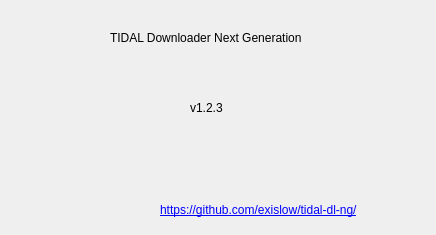
The window that tidal_dl_ng/ui/dialog_version.ui (exislow/tidal-dl-ng) describes before a commit, drawn with Qt 5.
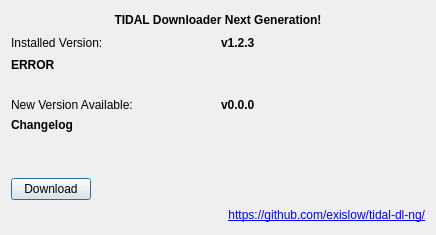
The same window after the commit.

Commit message: ✨ Updates will be automatically checked on startup and can also be checked manually. Version dialog is used to display update information. Fixes #76

```diff
--- a/tidal_dl_ng/ui/dialog_version.ui
+++ b/tidal_dl_ng/ui/dialog_version.ui
@@ -10,51 +10,217 @@
     <height>235</height>
    </rect>
   </property>
+  <property name="sizePolicy">
+   <sizepolicy hsizetype="Preferred" vsizetype="Expanding">
+    <horstretch>0</horstretch>
+    <verstretch>0</verstretch>
+   </sizepolicy>
+  </property>
+  <property name="maximumSize">
+   <size>
+    <width>436</width>
+    <height>235</height>
+   </size>
+  </property>
   <property name="windowTitle">
    <string>Version</string>
   </property>
-  <widget class="QLabel" name="l_version">
-   <property name="geometry">
-    <rect>
-     <x>190</x>
-     <y>100</y>
-     <width>61</width>
-     <height>16</height>
-    </rect>
-   </property>
-   <property name="text">
-    <string>v1.2.3</string>
-   </property>
-  </widget>
-  <widget class="QLabel" name="l_url_github">
-   <property name="geometry">
-    <rect>
-     <x>160</x>
-     <y>200</y>
-     <width>251</width>
-     <height>20</height>
-    </rect>
-   </property>
-   <property name="text">
-    <string>&lt;a href=&quot;https://github.com/exislow/tidal-dl-ng/&quot;&gt;https://github.com/exislow/tidal-dl-ng/&lt;/a&gt;</string>
-   </property>
-   <property name="openExternalLinks">
-    <bool>true</bool>
-   </property>
-  </widget>
-  <widget class="QLabel" name="l_name_app">
-   <property name="geometry">
-    <rect>
-     <x>110</x>
-     <y>30</y>
-     <width>231</width>
-     <height>16</height>
-    </rect>
-   </property>
-   <property name="text">
-    <string>TIDAL Downloader Next Generation</string>
-   </property>
-  </widget>
+  <layout class="QVBoxLayout" name="verticalLayout">
+   <item>
+    <widget class="QLabel" name="l_name_app">
+     <property name="sizePolicy">
+      <sizepolicy hsizetype="Preferred" vsizetype="Preferred">
+       <horstretch>0</horstretch>
+       <verstretch>0</verstretch>
+      </sizepolicy>
+     </property>
+     <property name="font">
+      <font>
+       <bold>true</bold>
+      </font>
+     </property>
+     <property name="text">
+      <string>TIDAL Downloader Next Generation!</string>
+     </property>
+     <property name="alignment">
+      <set>Qt::AlignCenter</set>
+     </property>
+     <property name="textInteractionFlags">
+      <set>Qt::LinksAccessibleByMouse|Qt::TextSelectableByMouse</set>
+     </property>
+    </widget>
+   </item>
+   <item>
+    <layout class="QVBoxLayout" name="lv_version">
+     <item>
+      <layout class="QHBoxLayout" name="lh_version">
+       <item>
+        <widget class="QLabel" name="l_h_version">
+         <property name="text">
+          <string>Installed Version:</string>
+         </property>
+         <property name="textInteractionFlags">
+          <set>Qt::LinksAccessibleByMouse|Qt::TextSelectableByMouse</set>
+         </property>
+        </widget>
+       </item>
+       <item>
+        <widget class="QLabel" name="l_version">
+         <property name="font">
+          <font>
+           <bold>true</bold>
+          </font>
+         </property>
+         <property name="text">
+          <string>v1.2.3</string>
+         </property>
+         <property name="textInteractionFlags">
+          <set>Qt::LinksAccessibleByMouse|Qt::TextSelectableByMouse</set>
+         </property>
+        </widget>
+       </item>
+      </layout>
+     </item>
+    </layout>
+   </item>
+   <item>
+    <layout class="QVBoxLayout" name="lv_update">
+     <item>
+      <widget class="QLabel" name="l_error">
+       <property name="font">
+        <font>
+         <bold>true</bold>
+        </font>
+       </property>
+       <property name="text">
+        <string>ERROR</string>
+       </property>
+       <property name="textInteractionFlags">
+        <set>Qt::LinksAccessibleByMouse|Qt::TextSelectableByMouse</set>
+       </property>
+      </widget>
+     </item>
+     <item>
+      <widget class="QLabel" name="l_error_details">
+       <property name="font">
+        <font>
+         <bold>true</bold>
+        </font>
+       </property>
+       <property name="text">
+        <string>&lt;ERROR&gt;</string>
+       </property>
+       <property name="alignment">
+        <set>Qt::AlignCenter</set>
+       </property>
+       <property name="textInteractionFlags">
+        <set>Qt::LinksAccessibleByMouse|Qt::TextSelectableByMouse</set>
+       </property>
+      </widget>
+     </item>
+     <item>
+      <layout class="QHBoxLayout" name="lh_update_version">
+       <item>
+        <widget class="QLabel" name="l_h_version_new">
+         <property name="text">
+          <string>New Version Available:</string>
+         </property>
+         <property name="textInteractionFlags">
+          <set>Qt::LinksAccessibleByMouse|Qt::TextSelectableByMouse</set>
+         </property>
+        </widget>
+       </item>
+       <item>
+        <widget class="QLabel" name="l_version_new">
+         <property name="font">
+          <font>
+           <bold>true</bold>
+          </font>
+         </property>
+         <property name="text">
+          <string>v0.0.0</string>
+         </property>
+         <property name="textInteractionFlags">
+          <set>Qt::LinksAccessibleByMouse|Qt::TextSelectableByMouse</set>
+         </property>
+        </widget>
+       </item>
+      </layout>
+     </item>
+     <item>
+      <widget class="QLabel" name="l_changelog">
+       <property name="font">
+        <font>
+         <bold>true</bold>
+        </font>
+       </property>
+       <property name="text">
+        <string>Changelog</string>
+       </property>
+       <property name="textInteractionFlags">
+        <set>Qt::LinksAccessibleByMouse|Qt::TextSelectableByMouse</set>
+       </property>
+      </widget>
+     </item>
+     <item>
+      <widget class="QLabel" name="l_changelog_details">
+       <property name="text">
+        <string>&lt;CHANGELOG&gt;</string>
+       </property>
+       <property name="textInteractionFlags">
+        <set>Qt::LinksAccessibleByMouse|Qt::TextSelectableByMouse</set>
+       </property>
+      </widget>
+     </item>
+     <item>
+      <layout class="QHBoxLayout" name="lv_download">
+       <property name="topMargin">
+        <number>20</number>
+       </property>
+       <item>
+        <widget class="QPushButton" name="pb_download">
+         <property name="text">
+          <string>Download</string>
+         </property>
+         <property name="flat">
+          <bool>false</bool>
+         </property>
+        </widget>
+       </item>
+       <item>
+        <spacer name="sh_download">
+         <property name="orientation">
+          <enum>Qt::Horizontal</enum>
+         </property>
+         <property name="sizeHint" stdset="0">
+          <size>
+           <width>40</width>
+           <height>20</height>
+          </size>
+         </property>
+        </spacer>
+       </item>
+      </layout>
+     </item>
+    </layout>
+   </item>
+   <item>
+    <widget class="QLabel" name="l_url_github">
+     <property name="text">
+      <string>&lt;a href=&quot;https://github.com/exislow/tidal-dl-ng/&quot;&gt;https://github.com/exislow/tidal-dl-ng/&lt;/a&gt;</string>
+     </property>
+     <property name="alignment">
+      <set>Qt::AlignRight|Qt::AlignTrailing|Qt::AlignVCenter</set>
+     </property>
+     <property name="openExternalLinks">
+      <bool>true</bool>
+     </property>
+     <property name="textInteractionFlags">
+      <set>Qt::LinksAccessibleByMouse|Qt::TextSelectableByMouse</set>
+     </property>
+    </widget>
+   </item>
+  </layout>
  </widget>
  <resources/>
  <connections/>
```
The commit also changes 5 other files.
